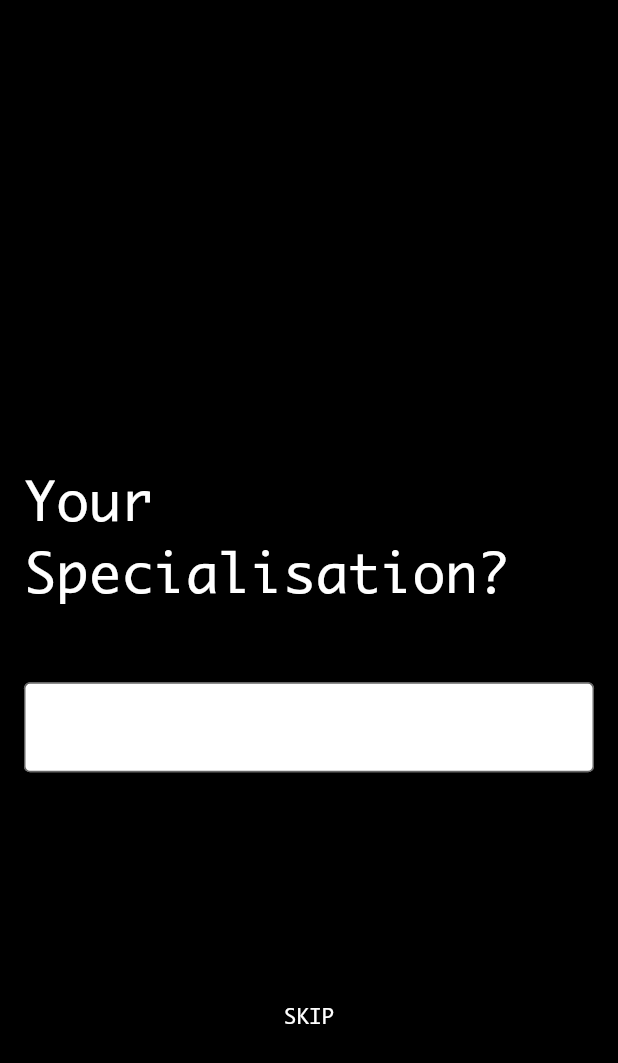
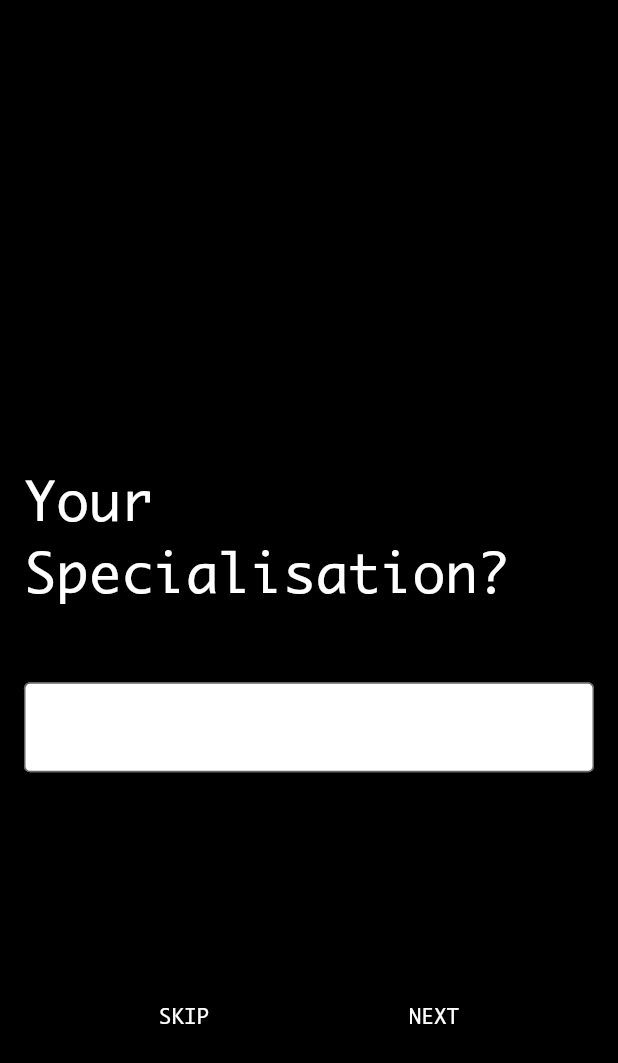
Before and after one commit to Luke-Vader/artcab, a Flutter app: the screen it shows after launch, on a phone screen of 412 x 824 dp. Shown: the top 1063 px of the screen. Run offline on Flutter 3.47's test engine with Material 2 defaults, Android fonts, the phone set to English and light mode, and no system bars; our stand-ins replace firebase_auth; accounts and stored records are empty.

Commit message:
Update question.dart
added next and skip buttons for the first  3 questions

Co-Authored-By: Sanket Mandal <sanketmndl@users.noreply.github.com>

```diff
--- a/artcab/lib/question.dart
+++ b/artcab/lib/question.dart
@@ -78,7 +78,10 @@ class _QuestionnaireState extends State<Questionnaire> {
         new Flexible(
           child: Container(
             child: new Center(
-              child: new FlatButton(
+              child: Row(
+                mainAxisAlignment: MainAxisAlignment.spaceEvenly,
+                children: <Widget>[
+                  new FlatButton(
                     child: new Text(
                       'SKIP',
                       style: TextStyle(
@@ -87,6 +90,18 @@ class _QuestionnaireState extends State<Questionnaire> {
                       ),
                     ),
                     onPressed: moveToGenre,
+                  ),
+                  new FlatButton(
+                    child: new Text(
+                      'NEXT',
+                      style: TextStyle(
+                        fontSize: 14,
+                        color: questionColor,
+                      ),
+                    ),
+                    onPressed: moveToGenre,
+                  )
+                ],
               ),
             ),
           ),
@@ -127,7 +142,10 @@ class _QuestionnaireState extends State<Questionnaire> {
         new Flexible(
           child: Container(
             child: new Center(
-              child: new FlatButton(
+              child: Row(
+                mainAxisAlignment: MainAxisAlignment.spaceEvenly,
+                children: <Widget>[
+                  new FlatButton(
                     child: new Text(
                       'SKIP',
                       style: TextStyle(
@@ -136,6 +154,18 @@ class _QuestionnaireState extends State<Questionnaire> {
                       ),
                     ),
                     onPressed: movetoTaste,
+                  ),
+                  new FlatButton(
+                    child: new Text(
+                      'NEXT',
+                      style: TextStyle(
+                        fontSize: 14,
+                        color: questionColor,
+                      ),
+                    ),
+                    onPressed: movetoTaste,
+                  )
+                ],
               ),
             ),
           ),
```
Lines whose indentation alone changed are shown as unchanged.
